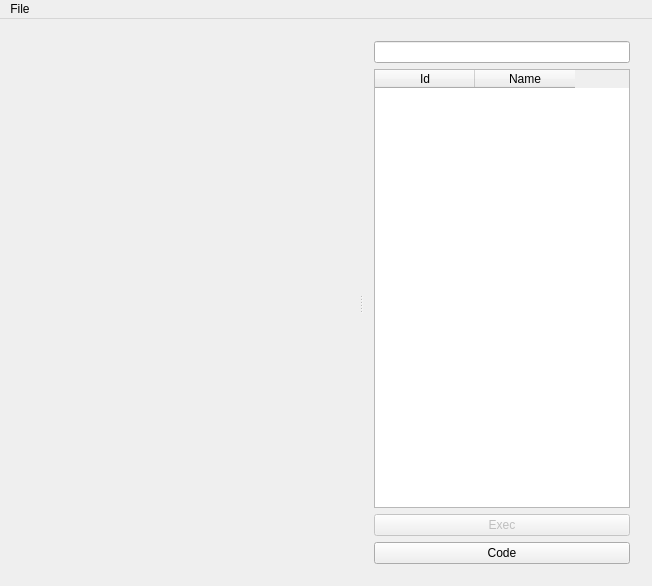
ccshiro/ssi, file tools/ssi/ssi.ui: the form before one commit.
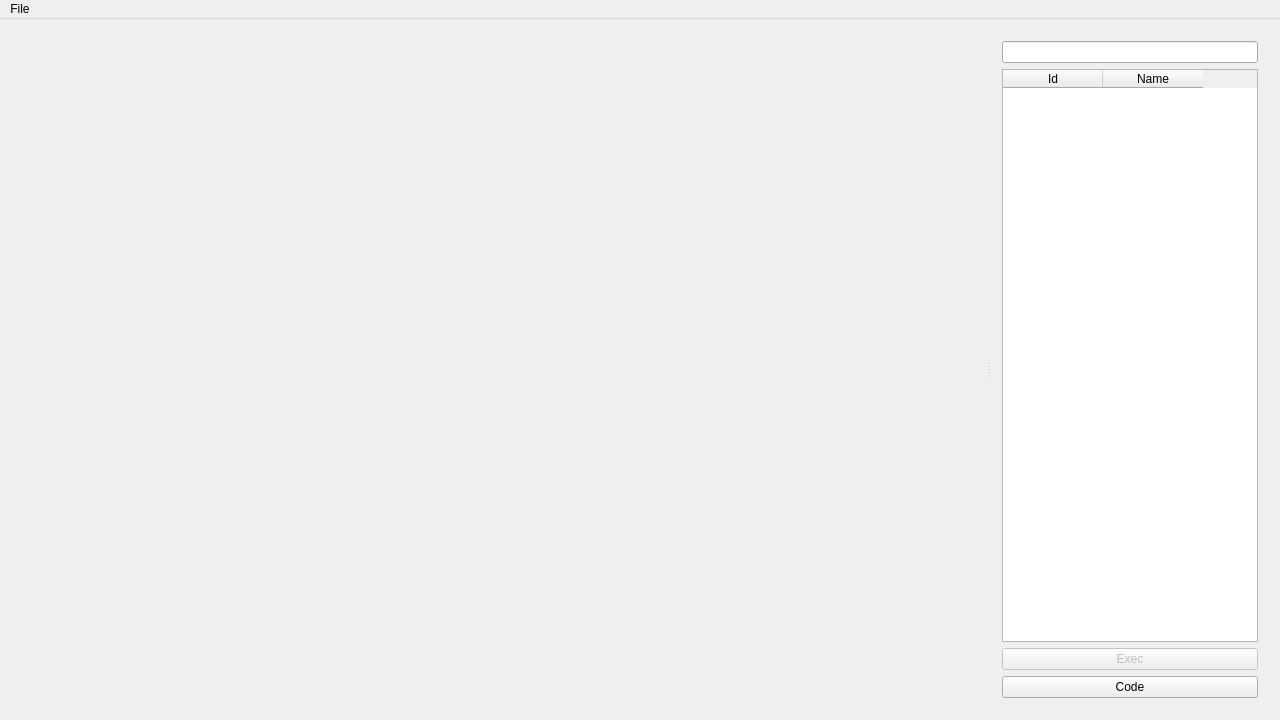
The form after the commit.

What changed in the file:
```diff
--- a/tools/ssi/ssi.ui
+++ b/tools/ssi/ssi.ui
@@ -6,8 +6,8 @@
    <rect>
     <x>0</x>
     <y>0</y>
-    <width>652</width>
-    <height>586</height>
+    <width>1280</width>
+    <height>720</height>
    </rect>
   </property>
   <property name="sizePolicy">
@@ -126,7 +126,7 @@
     <rect>
      <x>0</x>
      <y>0</y>
-     <width>652</width>
+     <width>1280</width>
      <height>21</height>
     </rect>
    </property>
```
